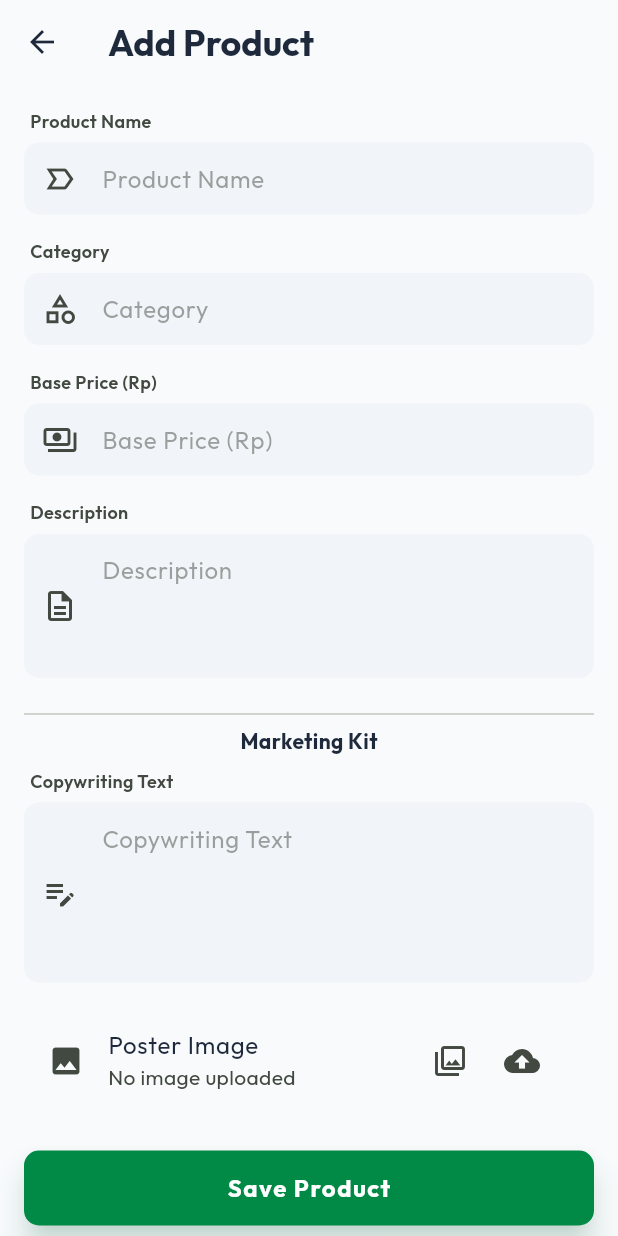
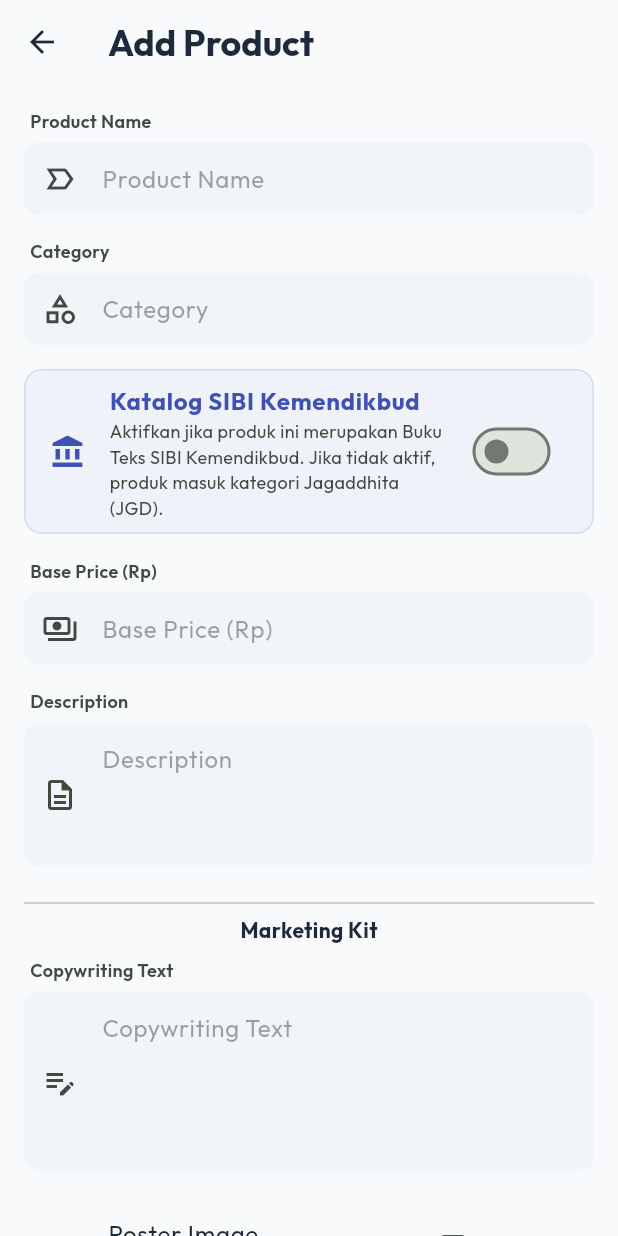
Before and after one commit to rasyiqi-code/Marketing_Penerbit_Jagaddhita, a Flutter app: the AddEditProductScreen screen opened by its route, on a phone screen of 412 x 824 dp. Run offline on Flutter 3.47's test engine with Material 3 defaults, Android fonts, the phone set to English and light mode, and no system bars; our stand-ins replace cloud_firestore, file_picker, firebase_auth, firebase_core, flutter_dotenv, flutter_local_notifications and 6 more; missing offline and left inert: dart:js_interop, dart:ui_web, excel, minio; accounts and stored records are empty.

Commit message:
feat: persist isSibi flag in ProductModel and add toggle control to admin product editor

```diff
--- a/lib/src/core/models/product_model.dart
+++ b/lib/src/core/models/product_model.dart
@@ -8,6 +8,7 @@
   final String? imageUrl;
   final String? marketingKitUrl;
   final String? copywriting;
+  final bool isSibi;
 
   ProductModel({
     required this.id,
@@ -19,19 +20,27 @@
     this.imageUrl,
     this.marketingKitUrl,
     this.copywriting,
+    this.isSibi = false,
   });
 
   factory ProductModel.fromMap(Map<String, dynamic> data, String id) {
+    final categoryStr = data['category'] ?? '';
+    final nameStr = data['name'] ?? '';
+    final fallbackIsSibi = categoryStr.toLowerCase().contains('sibi') ||
+        categoryStr.toLowerCase().contains('kemendikbud') ||
+        nameStr.toLowerCase().contains('sibi');
+
     return ProductModel(
       id: id,
       houseType: data['house_type'] ?? 1,
-      name: data['name'] ?? '',
-      category: data['category'] ?? '',
+      name: nameStr,
+      category: categoryStr,
       price: (data['price'] ?? 0).toDouble(),
       description: data['description'] ?? '',
       imageUrl: data['image_url'],
       marketingKitUrl: data['marketing_kit_url'],
       copywriting: data['copywriting'],
+      isSibi: data['is_sibi'] ?? fallbackIsSibi,
     );
   }
 
@@ -45,6 +54,7 @@
       'image_url': imageUrl,
       'marketing_kit_url': marketingKitUrl,
       'copywriting': copywriting,
+      'is_sibi': isSibi,
     };
   }
 
@@ -57,12 +67,6 @@
   @override
   int get hashCode => id.hashCode;
 
-  /// Produk SIBI Nonteks Kemendikbud — mendapat aturan diskon berbeda.
-  bool get isSibi =>
-      category.toLowerCase().contains('sibi') ||
-      category.toLowerCase().contains('kemendikbud') ||
-      name.toLowerCase().contains('sibi');
-
   /// Produk Jagaddhita Media Pustaka (Buku Paket & Buku Cerita).
   bool get isJagaddhita => !isSibi;
 }
--- a/lib/src/features/admin/add_edit_product_screen.dart
+++ b/lib/src/features/admin/add_edit_product_screen.dart
@@ -29,6 +29,7 @@
 
   int _houseType = 1;
   String? _uploadedImageUrl;
+  bool _isSibi = false;
 
   @override
   void initState() {
@@ -43,6 +44,7 @@
     _descriptionController = TextEditingController(text: p?.description ?? '');
     _copywritingController = TextEditingController(text: p?.copywriting ?? '');
     _houseType = p?.houseType ?? 1;
+    _isSibi = p?.isSibi ?? false;
   }
 
   Future<void> _saveProduct() async {
@@ -67,6 +69,7 @@
             .product
             ?.imageUrl, // We haven't added image upload for main image yet
         marketingKitUrl: _uploadedImageUrl,
+        isSibi: _isSibi,
       );
 
       if (widget.product == null) {
@@ -124,6 +127,40 @@
                 label: 'Category',
                 icon: Icons.category_outlined,
                 validator: (v) => v!.isEmpty ? 'Required' : null,
+              ),
+              const SizedBox(height: 16),
+              Container(
+                decoration: BoxDecoration(
+                  color: Colors.indigo.withValues(alpha: 0.05),
+                  borderRadius: BorderRadius.circular(12),
+                  border: Border.all(
+                    color: Colors.indigo.withValues(alpha: 0.15),
+                  ),
+                ),
+                child: SwitchListTile(
+                  title: const Text(
+                    'Katalog SIBI Kemendikbud',
+                    style: TextStyle(
+                      fontWeight: FontWeight.bold,
+                      color: Colors.indigo,
+                    ),
+                  ),
+                  subtitle: const Text(
+                    'Aktifkan jika produk ini merupakan Buku Teks SIBI Kemendikbud. Jika tidak aktif, produk masuk kategori Jagaddhita (JGD).',
+                    style: TextStyle(fontSize: 12),
+                  ),
+                  value: _isSibi,
+                  onChanged: (val) {
+                    setState(() {
+                      _isSibi = val;
+                    });
+                  },
+                  secondary: const Icon(
+                    Icons.account_balance,
+                    color: Colors.indigo,
+                  ),
+                  activeThumbColor: Colors.indigo,
+                ),
               ),
               const SizedBox(height: 16),
               AppTextField(
--- a/lib/src/features/link_bio/widgets/link_bio_book_catalog_section.dart
+++ b/lib/src/features/link_bio/widgets/link_bio_book_catalog_section.dart
@@ -33,10 +33,7 @@
 
         final allProducts = snapshot.data!;
 
-        bool isSibiBook(ProductModel p) =>
-            p.category.toLowerCase().contains('sibi') ||
-            p.category.toLowerCase().contains('kemendikbud') ||
-            p.name.toLowerCase().contains('sibi');
+        bool isSibiBook(ProductModel p) => p.isSibi;
 
         final jagaddhitaBooks =
             allProducts.where((p) => !isSibiBook(p)).toList();
```
